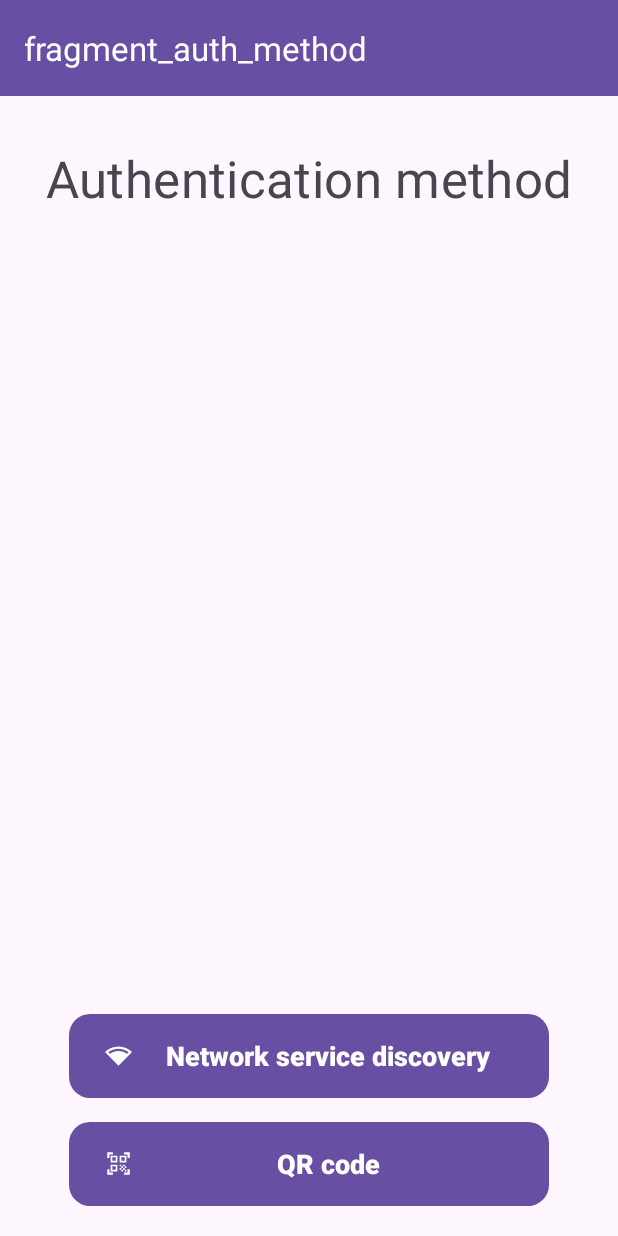
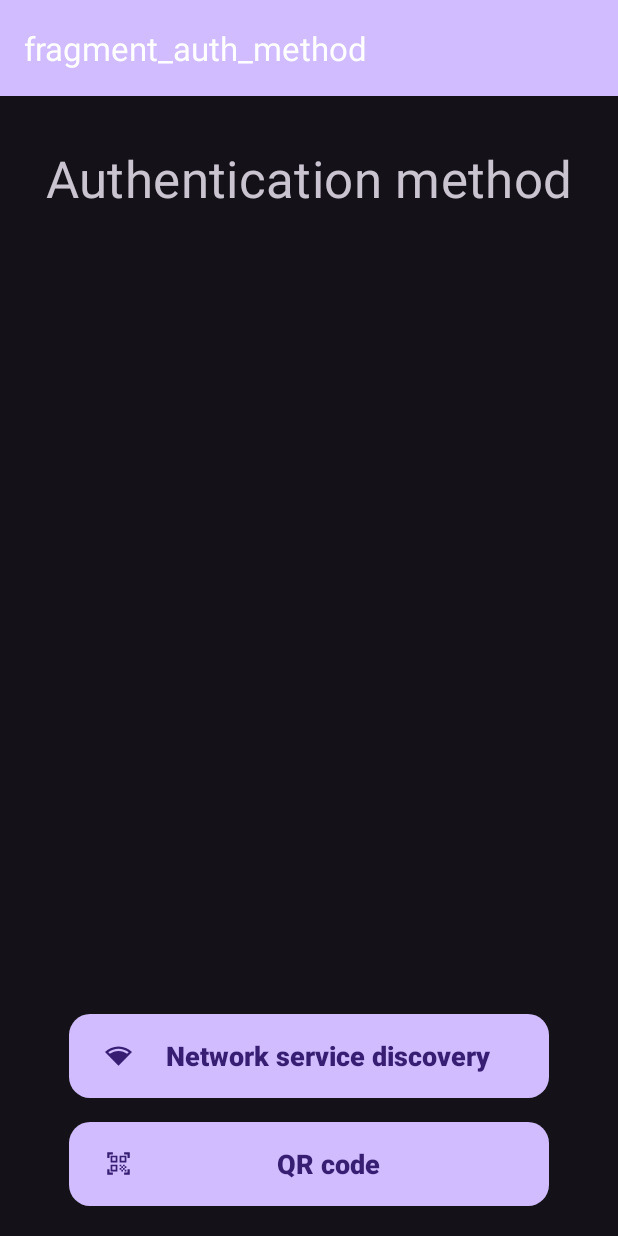
Before and after one commit to RaiseUp69/AuthGuardian, an Android app: the screen it shows after launch (MainActivity), on a phone screen of 412 x 824 dp. Run offline under Robolectric (Android 15) with nearby library versions, the phone set to English and light mode, and no system bars; our stand-ins replace navigation-ui.

Commit message:
Added force using dark theme in app

```diff
--- a/app/src/main/res/values/themes.xml
+++ b/app/src/main/res/values/themes.xml
@@ -1,6 +1,6 @@
 <resources>
     <!-- Base application theme. -->
-    <style name="Base.Theme.AuthGuardian" parent="Theme.Material3.DayNight.NoActionBar">
+    <style name="Base.Theme.AuthGuardian" parent="Theme.Material3.Dark.NoActionBar">
         <!-- Customize your light theme here. -->
         <!-- <item name="colorPrimary">@color/my_light_primary</item> -->
     </style>
```
